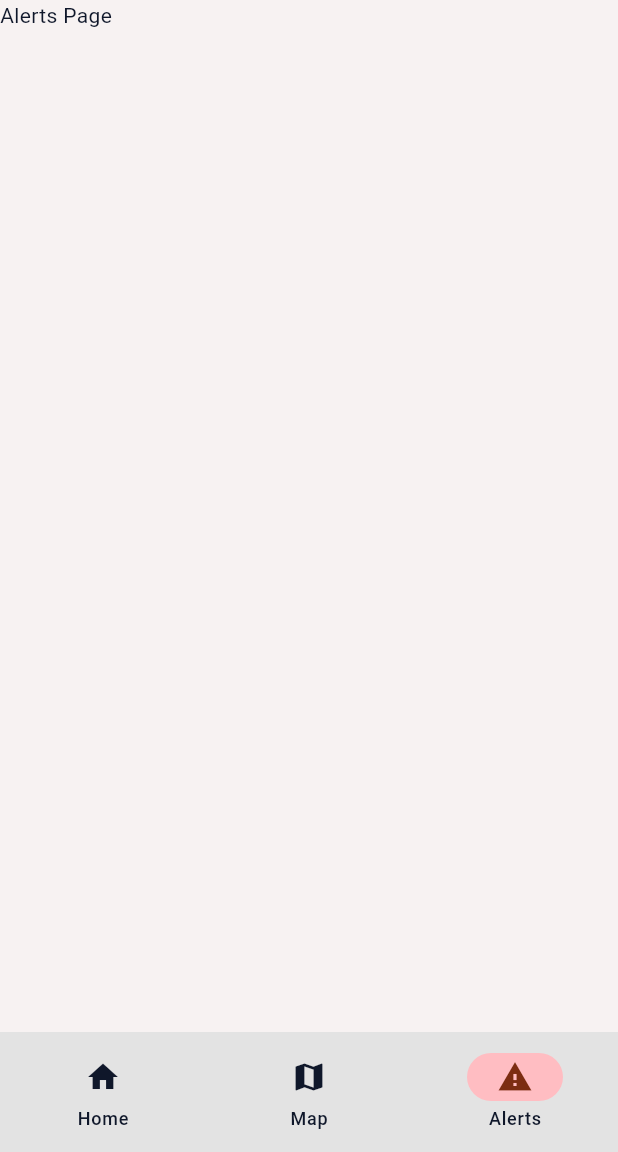
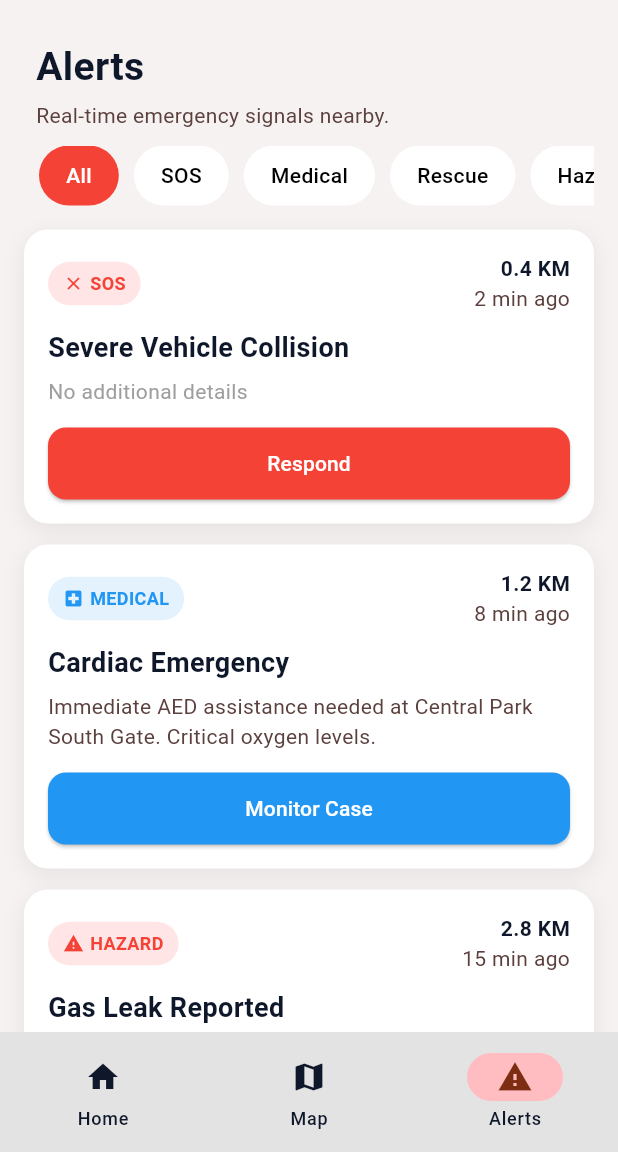
Before and after one commit to Rahul-kumar-123/help_signal, a Flutter app: the screen it shows after launch, item 3 of the bottom bar chosen, on a phone screen of 412 x 824 dp, the part 84-1236 px from its top. Run offline on Flutter 3.47's test engine with Material 3 defaults, Android fonts, the phone set to English and light mode, and no system bars; our stand-ins replace flutter_map, latlong2.

Commit message:
Implemented Alert Screen UI

```diff
--- a/lib/main.dart
+++ b/lib/main.dart
@@ -1,4 +1,6 @@
 import 'package:flutter/material.dart';
+import 'package:latlong2/latlong.dart';
+import 'package:help_signal/screens/alert_screen.dart';
 import 'screens/home_screen.dart';
 import 'utilities/constants.dart';
 import 'screens/map_screen.dart';
@@ -16,18 +18,26 @@ class MyApp extends StatefulWidget {
 
 class _MyAppState extends State<MyApp> {
   int _selectedIndex = 0;
-
-  static final List<Widget> _widgetOptions = <Widget>[
-    HomeScreen(),
-    MapScreen(),
-    const Text('Alerts Page'),
-  ];
+  LatLng? _mapInitialLocation;
 
   void _onItemTapped(int index) {
     setState(() {
       _selectedIndex = index;
     });
   }
+
+  void _openMap(LatLng? initialLocation) {
+    setState(() {
+      _mapInitialLocation = initialLocation;
+      _selectedIndex = 1;
+    });
+  }
+
+  List<Widget> get _widgetOptions => <Widget>[
+        HomeScreen(),
+        MapScreen(initialLocation: _mapInitialLocation),
+        AlertsScreen(onOpenMap: _openMap),
+      ];
 
   @override
   Widget build(BuildContext context) {
--- /dev/null
+++ b/lib/screens/alert_screen.dart
@@ -0,0 +1,378 @@
+import 'package:flutter/material.dart';
+import 'package:help_signal/utilities/alert_data.dart';
+import 'package:latlong2/latlong.dart';
+
+class AlertsScreen extends StatefulWidget {
+  final void Function(LatLng?) onOpenMap;
+
+  const AlertsScreen({super.key, required this.onOpenMap});
+
+  @override
+  State<AlertsScreen> createState() => _AlertsScreenState();
+}
+
+class _AlertsScreenState extends State<AlertsScreen> {
+  String activeFilter = "All";
+
+  @override
+  Widget build(BuildContext context) {
+    return SingleChildScrollView(
+      child: Padding(
+        padding: const EdgeInsets.all(16),
+        child: Column(
+          crossAxisAlignment: CrossAxisAlignment.start,
+          children: [
+            _header(),
+            _filters(),
+            SizedBox(height: 16),
+            ...alerts.map((alert) => _alertCard(alert)),
+          ],
+        ),
+      ),
+    );
+  }
+
+  Widget _header() {
+    return Padding(
+      padding: const EdgeInsets.symmetric(vertical: 10, horizontal: 8),
+      child: Column(
+        crossAxisAlignment: CrossAxisAlignment.start,
+        children: const [
+          Text(
+            "Alerts",
+            style: TextStyle(fontSize: 26, fontWeight: FontWeight.bold),
+          ),
+          SizedBox(height: 4),
+          Text(
+            "Real-time emergency signals nearby.",
+            style: TextStyle(color: Color(0xFF5B403D)),
+          ),
+        ],
+      ),
+    );
+  }
+
+  Widget _filters() {
+    final filters = ["All", "SOS", "Medical", "Rescue", "Hazard"];
+
+    return SizedBox(
+      height: 40,
+      child: ListView.separated(
+        padding: const EdgeInsets.symmetric(horizontal: 10),
+        scrollDirection: Axis.horizontal,
+        itemBuilder: (_, i) {
+          final label = filters[i];
+          final isActive = activeFilter == label;
+
+          return GestureDetector(
+            onTap: () => setState(() => activeFilter = label),
+            child: Container(
+              padding: const EdgeInsets.symmetric(horizontal: 18, vertical: 10),
+              decoration: BoxDecoration(
+                color: isActive ? Colors.red : Colors.white,
+                borderRadius: BorderRadius.circular(20),
+              ),
+              child: Text(
+                label,
+                style: TextStyle(
+                  color: isActive ? Colors.white : Colors.black,
+                  fontWeight: FontWeight.w500,
+                ),
+              ),
+            ),
+          );
+        },
+        separatorBuilder: (_, _) => const SizedBox(width: 10),
+        itemCount: filters.length,
+      ),
+    );
+  }
+
+  Widget _alertCard(AlertModel alert) {
+    final config = _alertConfig(alert.type);
+
+    return Container(
+      margin: const EdgeInsets.only(bottom: 14),
+      padding: const EdgeInsets.all(16),
+      decoration: BoxDecoration(
+        color: Colors.white,
+        borderRadius: BorderRadius.circular(16.0),
+        boxShadow: [
+          BoxShadow(
+            color: Colors.black.withValues(alpha: 0.07),
+            blurRadius: 12.0,
+            offset: const Offset(0, 4),
+          ),
+        ],
+      ),
+      child: Column(
+        crossAxisAlignment: CrossAxisAlignment.start,
+        children: [
+          Row(
+            mainAxisAlignment: MainAxisAlignment.spaceBetween,
+            children: [
+              _tag(config),
+              Column(
+                crossAxisAlignment: CrossAxisAlignment.end,
+                children: [
+                  Text(
+                    alert.distance,
+                    style: const TextStyle(fontWeight: FontWeight.bold),
+                  ),
+                  Text(
+                    alert.time,
+                    style: const TextStyle(color: Color(0xFF5B403D)),
+                  ),
+                ],
+              ),
+            ],
+          ),
+
+          const SizedBox(height: 10),
+
+          Text(
+            alert.title,
+            style: const TextStyle(fontSize: 18, fontWeight: FontWeight.bold),
+          ),
+
+          const SizedBox(height: 6),
+
+          if (alert.description != null && alert.description!.isNotEmpty) ...[
+            Text(
+              alert.description!,
+              style: const TextStyle(color: Color(0xFF5B403D)),
+            ),
+            const SizedBox(height: 14),
+          ] else ...[
+            Text(
+              "No additional details",
+              style: TextStyle(color: Colors.grey.shade500),
+            ),
+            const SizedBox(height: 14),
+          ],
+          _actionButton(alert),
+        ],
+      ),
+    );
+  }
+
+  Widget _tag(Map config) {
+    return Container(
+      padding: const EdgeInsets.symmetric(horizontal: 10, vertical: 6),
+      decoration: BoxDecoration(
+        color: config["bg"],
+        borderRadius: BorderRadius.circular(20),
+      ),
+      child: Row(
+        children: [
+          Icon(config["icon"], size: 14, color: config["color"]),
+          const SizedBox(width: 4),
+          Text(
+            config["label"],
+            style: TextStyle(
+              color: config["color"],
+              fontWeight: FontWeight.w600,
+              fontSize: 12,
+            ),
+          ),
+        ],
+      ),
+    );
+  }
+
+  Widget _actionButton(AlertModel alert) {
+    final config = _alertConfig(alert.type);
+
+    return SizedBox(
+      width: double.infinity,
+      child: ElevatedButton(
+        onPressed: () => _handleAlertAction(context, alert),
+        style: ElevatedButton.styleFrom(
+          backgroundColor: config["button"],
+          padding: const EdgeInsets.symmetric(vertical: 14),
+          shape: RoundedRectangleBorder(
+            borderRadius: BorderRadius.circular(12),
+          ),
+        ),
+        child: Text(
+          config["action"],
+          style: const TextStyle(color: Colors.white),
+        ),
+      ),
+    );
+  }
+
+  void _handleAlertAction(BuildContext context, AlertModel alert) {
+    switch (alert.type) {
+      case AlertType.sos:
+      case AlertType.rescue:
+        if (alert.location != null) {
+          widget.onOpenMap(alert.location);
+          ScaffoldMessenger.of(context).showSnackBar(
+            SnackBar(
+              content: Text('Routing to ${alert.title}'),
+              duration: const Duration(seconds: 2),
+            ),
+          );
+          return;
+        }
+        _showAlertDetailsSheet(context, alert);
+        break;
+      case AlertType.medical:
+        _showAlertDetailsSheet(context, alert);
+        break;
+      case AlertType.hazard:
+        _showHazardInstructionsSheet(context, alert);
+        break;
+      case AlertType.all:
+        throw UnsupportedError(
+          'AlertType.all should not be used for alert actions.',
+        );
+    }
+  }
+
+  void _showAlertDetailsSheet(BuildContext context, AlertModel alert) {
+    showModalBottomSheet(
+      context: context,
+      backgroundColor: Colors.transparent,
+      builder: (_) {
+        return Container(
+          padding: const EdgeInsets.all(20),
+          decoration: const BoxDecoration(
+            color: Colors.white,
+            borderRadius: BorderRadius.vertical(top: Radius.circular(20)),
+          ),
+          child: Column(
+            mainAxisSize: MainAxisSize.min,
+            crossAxisAlignment: CrossAxisAlignment.start,
+            children: [
+              Text(
+                alert.title,
+                style: const TextStyle(
+                  fontSize: 20,
+                  fontWeight: FontWeight.bold,
+                ),
+              ),
+              const SizedBox(height: 12),
+              Text(
+                alert.description?.isNotEmpty == true
+                    ? alert.description!
+                    : 'No additional details provided.',
+                style: const TextStyle(color: Color(0xFF5B403D), height: 1.4),
+              ),
+              const SizedBox(height: 12),
+              Row(
+                mainAxisAlignment: MainAxisAlignment.spaceBetween,
+                children: [
+                  Text(
+                    alert.distance,
+                    style: const TextStyle(fontWeight: FontWeight.bold),
+                  ),
+                  Text(alert.time, style: const TextStyle(color: Colors.grey)),
+                ],
+              ),
+              const SizedBox(height: 18),
+              ElevatedButton(
+                onPressed: () => Navigator.pop(context),
+                style: ElevatedButton.styleFrom(backgroundColor: Colors.red),
+                child: const Text('Close'),
+              ),
+            ],
+          ),
+        );
+      },
+    );
+  }
+
+  void _showHazardInstructionsSheet(BuildContext context, AlertModel alert) {
+    showModalBottomSheet(
+      context: context,
+      backgroundColor: Colors.transparent,
+      builder: (_) {
+        return Container(
+          padding: const EdgeInsets.all(20),
+          decoration: const BoxDecoration(
+            color: Colors.white,
+            borderRadius: BorderRadius.vertical(top: Radius.circular(20)),
+          ),
+          child: Column(
+            mainAxisSize: MainAxisSize.min,
+            crossAxisAlignment: CrossAxisAlignment.start,
+            children: [
+              Text(
+                'Hazard Safety Instructions',
+                style: const TextStyle(
+                  fontSize: 20,
+                  fontWeight: FontWeight.bold,
+                ),
+              ),
+              const SizedBox(height: 12),
+              Text(
+                alert.description?.isNotEmpty == true
+                    ? alert.description!
+                    : 'No hazard details provided.',
+                style: const TextStyle(color: Color(0xFF5B403D), height: 1.4),
+              ),
+              const SizedBox(height: 12),
+              const Text(
+                "• Move to a safe distance immediately. • Avoid the affected area until emergency services arrive.• Follow local authority instructions and keep clear of hazards.",
+                style: TextStyle(height: 1.5),
+              ),
+              const SizedBox(height: 18),
+              ElevatedButton(
+                onPressed: () => Navigator.pop(context),
+                style: ElevatedButton.styleFrom(backgroundColor: Colors.red),
+                child: const Text('Understood'),
+              ),
+            ],
+          ),
+        );
+      },
+    );
+  }
+
+  Map<String, dynamic> _alertConfig(AlertType type) {
+    switch (type) {
+      case AlertType.sos:
+        return {
+          "label": "SOS",
+          "icon": Icons.close,
+          "color": Colors.red,
+          "bg": const Color(0xFFFFE5E5),
+          "button": Colors.red,
+          "action": "Respond",
+        };
+      case AlertType.medical:
+        return {
+          "label": "MEDICAL",
+          "icon": Icons.local_hospital,
+          "color": Colors.blue,
+          "bg": const Color(0xFFE3F2FD),
+          "button": Colors.blue,
+          "action": "Monitor Case",
+        };
+      case AlertType.hazard:
+        return {
+          "label": "HAZARD",
+          "icon": Icons.warning,
+          "color": Colors.red,
+          "bg": const Color(0xFFFFE5E5),
+          "button": Colors.grey.shade300,
+          "action": "Safety Instructions",
+        };
+      case AlertType.rescue:
+        return {
+          "label": "RESCUE",
+          "icon": Icons.search,
+          "color": Colors.orange,
+          "bg": const Color(0xFFFFF3E0),
+          "button": Colors.orange,
+          "action": "Respond to Request",
+        };
+      case AlertType.all:
+        throw UnsupportedError(
+          'AlertType.all should not be used in _alertConfig()',
+        );
+    }
+  }
+}
--- /dev/null
+++ b/lib/utilities/alert_data.dart
@@ -0,0 +1,70 @@
+import 'package:flutter/material.dart';
+import 'package:latlong2/latlong.dart';
+
+enum AlertType { all, medical, rescue, hazard, sos }
+
+const Map<AlertType, IconData> alertIcons = {
+  AlertType.medical: Icons.local_hospital,
+  AlertType.rescue: Icons.shield,
+  AlertType.hazard: Icons.warning,
+  AlertType.sos: Icons.sos_sharp,
+};
+
+class AlertModel {
+  final AlertType type;
+  final String title;
+  final String? description;
+  final String distance;
+  final String time;
+  final LatLng? location;
+  final Color color;
+
+  const AlertModel({
+    required this.type,
+    required this.title,
+    this.description,
+    required this.distance,
+    required this.time,
+    this.location,
+    required this.color,
+  });
+}
+
+final List<AlertModel> alerts = [
+  AlertModel(
+    type: AlertType.sos,
+    title: "Severe Vehicle Collision",
+    description: null,
+    distance: "0.4 KM",
+    time: "2 min ago",
+    location: LatLng(51.505, -0.08),
+    color: Colors.red,
+  ),
+  AlertModel(
+    type: AlertType.medical,
+    title: "Cardiac Emergency",
+    description: "Immediate AED assistance needed at Central Park South Gate. Critical oxygen levels.",
+    distance: "1.2 KM",
+    time: "8 min ago",
+    location: LatLng(51.51, -0.1),
+    color: Colors.blue,
+  ),
+  AlertModel(
+    type: AlertType.hazard,
+    title: "Gas Leak Reported",
+    description: "Structural hazard in zone 4B. Maintain 500m distance from site.",
+    distance: "2.8 KM",
+    time: "15 min ago",
+    location: LatLng(51.52, -0.12),
+    color: Colors.orange,
+  ),
+  AlertModel(
+    type: AlertType.rescue,
+    title: "Wilderness Search",
+    description: "Missing hiker in Eastern Ridge area. Tracking gear volunteers requested.",
+    distance: "5.1 KM",
+    time: "22 min ago",
+    location: LatLng(51.49, -0.085),
+    color: Colors.orange,
+  ),
+];
```
Also changed, not shown: lib/screens/map_screen.dart (+25 -55 lines).
